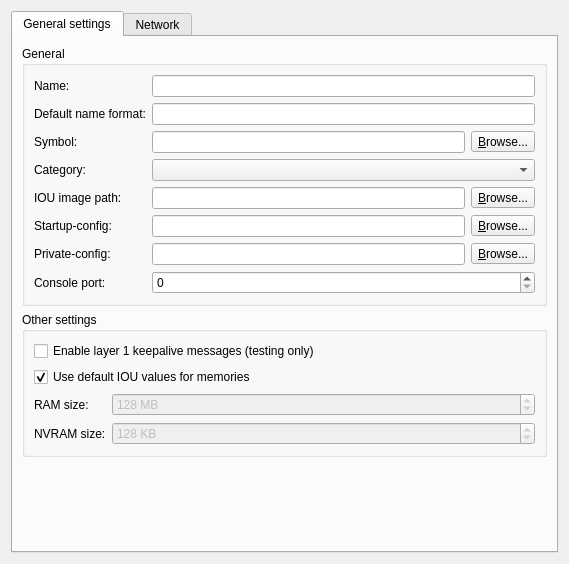
Before: the Qt Designer form gns3/modules/iou/ui/iou_device_configuration_page.ui in mpplab/MNSS, drawn with Qt 5.
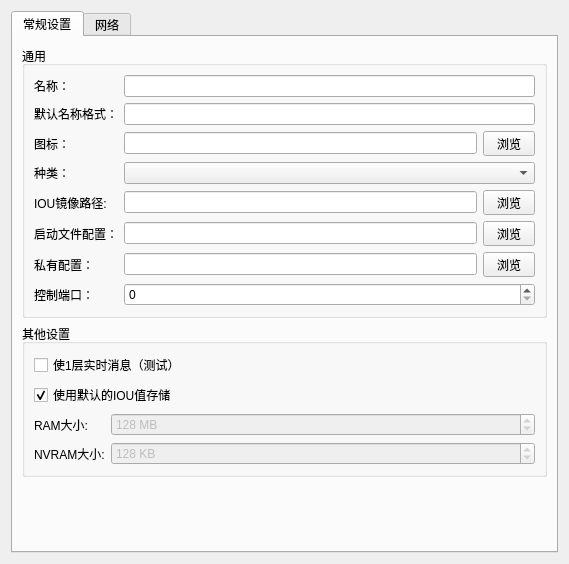
After: the same form once the commit is applied.

What changed in the file:
```diff
--- a/gns3/modules/iou/ui/iou_device_configuration_page.ui
+++ b/gns3/modules/iou/ui/iou_device_configuration_page.ui
@@ -21,7 +21,7 @@
      </property>
      <widget class="QWidget" name="tab">
       <attribute name="title">
-       <string>General settings</string>
+       <string>常规设置</string>
       </attribute>
       <layout class="QVBoxLayout" name="verticalLayout_2">
        <item>
@@ -30,13 +30,13 @@
           <string notr="true"/>
          </property>
          <property name="title">
-          <string>General</string>
+          <string>通用</string>
          </property>
          <layout class="QGridLayout" name="gridLayout">
           <item row="0" column="0">
            <widget class="QLabel" name="uiNameLabel">
             <property name="text">
-             <string>Name:</string>
+             <string>名称：</string>
             </property>
            </widget>
           </item>
@@ -46,7 +46,7 @@
           <item row="2" column="0">
            <widget class="QLabel" name="uiSymbolLabel">
             <property name="text">
-             <string>Symbol:</string>
+             <string>图标：</string>
             </property>
            </widget>
           </item>
@@ -58,7 +58,7 @@
             <item>
              <widget class="QToolButton" name="uiSymbolToolButton">
               <property name="text">
-               <string>&amp;Browse...</string>
+               <string>  浏览  </string>
               </property>
               <property name="toolButtonStyle">
                <enum>Qt::ToolButtonTextOnly</enum>
@@ -70,7 +70,7 @@
           <item row="3" column="0">
            <widget class="QLabel" name="uiCategoryLabel">
             <property name="text">
-             <string>Category:</string>
+             <string>种类：</string>
             </property>
            </widget>
           </item>
@@ -80,7 +80,7 @@
           <item row="5" column="0">
            <widget class="QLabel" name="uiIOUImageLabel">
             <property name="text">
-             <string>IOU image path:</string>
+             <string>IOU镜像路径:</string>
             </property>
            </widget>
           </item>
@@ -92,7 +92,7 @@
             <item>
              <widget class="QToolButton" name="uiIOUImageToolButton">
               <property name="text">
-               <string>&amp;Browse...</string>
+               <string>  浏览  </string>
               </property>
               <property name="toolButtonStyle">
                <enum>Qt::ToolButtonTextOnly</enum>
@@ -104,7 +104,7 @@
           <item row="6" column="0">
            <widget class="QLabel" name="uiStartupConfigLabel">
             <property name="text">
-             <string>Startup-config:</string>
+             <string>启动文件配置：</string>
             </property>
            </widget>
           </item>
@@ -116,7 +116,7 @@
             <item>
              <widget class="QToolButton" name="uiStartupConfigToolButton">
               <property name="text">
-               <string>&amp;Browse...</string>
+               <string>  浏览  </string>
               </property>
               <property name="toolButtonStyle">
                <enum>Qt::ToolButtonTextOnly</enum>
@@ -128,7 +128,7 @@
           <item row="7" column="0">
            <widget class="QLabel" name="uiPrivateConfigLabel">
             <property name="text">
-             <string>Private-config:</string>
+             <string>私有配置：</string>
             </property>
            </widget>
           </item>
@@ -140,7 +140,7 @@
             <item>
              <widget class="QToolButton" name="uiPrivateConfigToolButton">
               <property name="text">
-               <string>&amp;Browse...</string>
+               <string>  浏览  </string>
               </property>
               <property name="toolButtonStyle">
                <enum>Qt::ToolButtonTextOnly</enum>
@@ -152,7 +152,7 @@
           <item row="8" column="0">
            <widget class="QLabel" name="uiConsolePortLabel">
             <property name="text">
-             <string>Console port:</string>
+             <string>控制端口：</string>
             </property>
            </widget>
           </item>
@@ -166,7 +166,7 @@
           <item row="1" column="0">
            <widget class="QLabel" name="uiDefaultNameFormatLabel">
             <property name="text">
-             <string>Default name format:</string>
+             <string>默认名称格式：</string>
             </property>
            </widget>
           </item>
@@ -183,7 +183,7 @@
        <item>
         <widget class="QGroupBox" name="uiOtherSettingsGroupBox">
          <property name="title">
-          <string>Other settings</string>
+          <string>其他设置</string>
          </property>
          <layout class="QGridLayout" name="gridLayout_2">
           <item row="0" column="0" colspan="2">
@@ -192,7 +192,7 @@
              <bool>true</bool>
             </property>
             <property name="text">
-             <string>Enable layer 1 keepalive messages (testing only)</string>
+             <string>使1层实时消息（测试）</string>
             </property>
             <property name="checked">
              <bool>false</bool>
@@ -202,7 +202,7 @@
           <item row="1" column="0" colspan="2">
            <widget class="QCheckBox" name="uiDefaultValuesCheckBox">
             <property name="text">
-             <string>Use default IOU values for memories</string>
+             <string>使用默认的IOU值存储</string>
             </property>
             <property name="checked">
              <bool>true</bool>
@@ -212,7 +212,7 @@
           <item row="2" column="0">
            <widget class="QLabel" name="uiRamLabel">
             <property name="text">
-             <string>RAM size:</string>
+             <string>RAM大小:</string>
             </property>
            </widget>
           </item>
@@ -247,7 +247,7 @@
           <item row="3" column="0">
            <widget class="QLabel" name="uiNvramLabel">
             <property name="text">
-             <string>NVRAM size:</string>
+             <string>NVRAM大小:</string>
             </property>
            </widget>
           </item>
@@ -299,7 +299,7 @@
      </widget>
      <widget class="QWidget" name="tab_2">
       <attribute name="title">
-       <string>Network</string>
+       <string>网络</string>
       </attribute>
       <layout class="QGridLayout" name="gridLayout_5">
        <item row="0" column="0">
```
Left out of the diff: 8 changed lines with no effect on the pictures.
